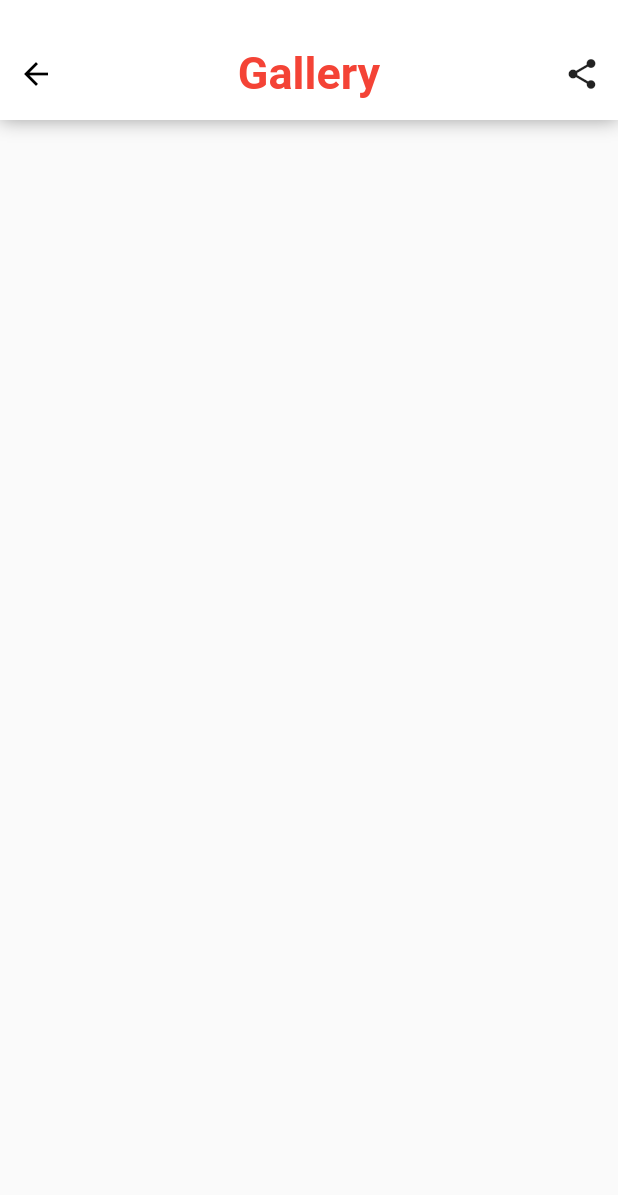
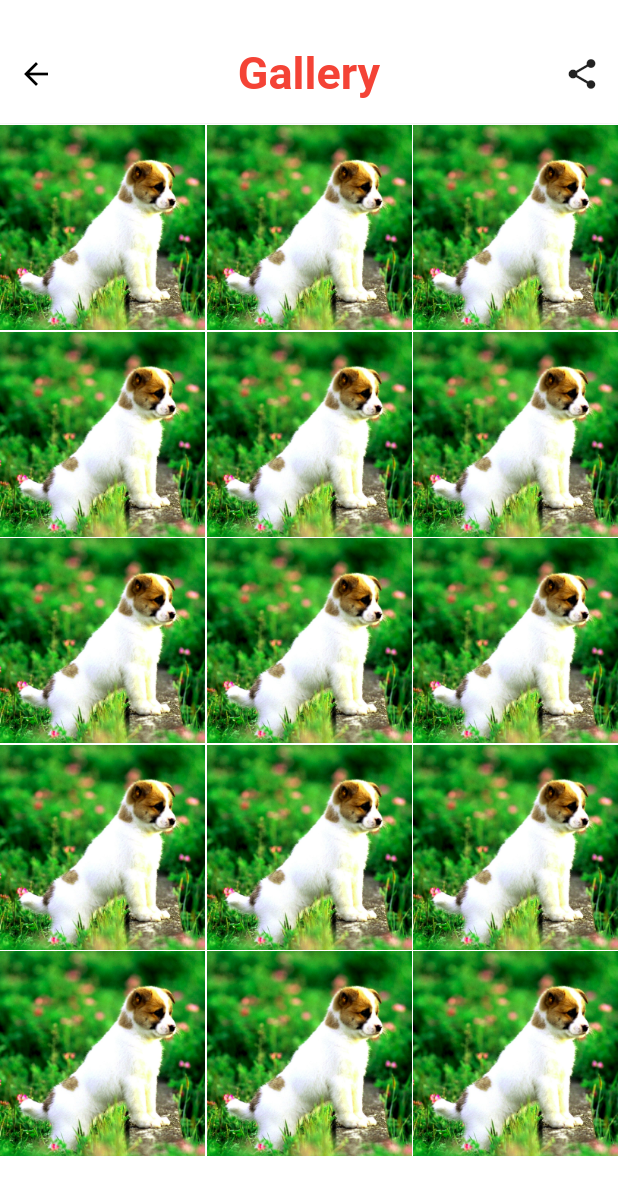
Before and after one commit to MEC-Enigma/MEC-CPMA, a Flutter app: the Gallery screen opened by its route, on a phone screen of 412 x 824 dp. Shown: the top 1195 px of the screen. Run offline on Flutter 3.47's test engine with Material 2 defaults, Android fonts, the phone set to English and light mode, and no system bars; missing offline and left inert: flutter_statusbarcolor; Roboto replaces fonts that are missing (Roboto Bold).

Commit message:
Update gallery

```diff
--- a/meccpma/lib/gallery.dart
+++ b/meccpma/lib/gallery.dart
@@ -13,16 +13,27 @@ class _GalleryState extends State<Gallery> with SingleTickerProviderStateMixin {
   @override
   Widget build(BuildContext context) {
     return new Scaffold(
-        body: new Container(
-            alignment: Alignment.center,
-            padding: new EdgeInsets.fromLTRB(0.0, 0.0, 0.0, 18.0),
-            child: new Column(
-              crossAxisAlignment: CrossAxisAlignment.center,
-              mainAxisAlignment: MainAxisAlignment.spaceBetween,
-              children: [
-                options(),
-              ],
-            )));
+        body: new Column(
+
+          children: <Widget>[
+            new Expanded(
+                flex: 1,
+                child: new Container(
+                  color: Color(0xffffffff),
+                  child: options(),
+                )
+            ),
+            new Expanded(
+                flex: 9,
+                child: new Container(
+                  color: Color(0xffffffff),
+                  child: cardsGrid(),
+                )
+            )
+          ],
+
+        ),
+    );
   }
 
   Widget options() {
@@ -69,4 +80,35 @@ class _GalleryState extends State<Gallery> with SingleTickerProviderStateMixin {
             )));
     return column;
   }
+
+  GridView cardsGrid() {
+    var grid = GridView.count(
+
+        shrinkWrap: false,
+        padding: EdgeInsets.symmetric(vertical: 1.0),
+        crossAxisCount: 3,
+        childAspectRatio: 1.0,
+        mainAxisSpacing: 1.0,
+        crossAxisSpacing: 1.0,
+        children: <Widget>[
+          Image(image: AssetImage('assets/pupp.jpg')),
+          Image(image: AssetImage('assets/pupp.jpg')),
+          Image(image: AssetImage('assets/pupp.jpg')),
+          Image(image: AssetImage('assets/pupp.jpg')),
+          Image(image: AssetImage('assets/pupp.jpg')),
+          Image(image: AssetImage('assets/pupp.jpg')),
+          Image(image: AssetImage('assets/pupp.jpg')),
+          Image(image: AssetImage('assets/pupp.jpg')),
+          Image(image: AssetImage('assets/pupp.jpg')),
+          Image(image: AssetImage('assets/pupp.jpg')),
+          Image(image: AssetImage('assets/pupp.jpg')),
+          Image(image: AssetImage('assets/pupp.jpg')),
+          Image(image: AssetImage('assets/pupp.jpg')),
+          Image(image: AssetImage('assets/pupp.jpg')),
+          Image(image: AssetImage('assets/pupp.jpg')),
+
+          ]);
+
+    return grid;
+  }
 }
--- a/meccpma/pubspec.yaml
+++ b/meccpma/pubspec.yaml
@@ -40,7 +40,7 @@ flutter:
     - assets/mec1.jpg
     - assets/mec2.jpg
     - assets/mec3.jpg
-
+    - assets/pupp.jpg
 
   fonts:
     - family: Times New Roman
```
Also changed, not shown: meccpma/assets/pupp.jpg (added).
